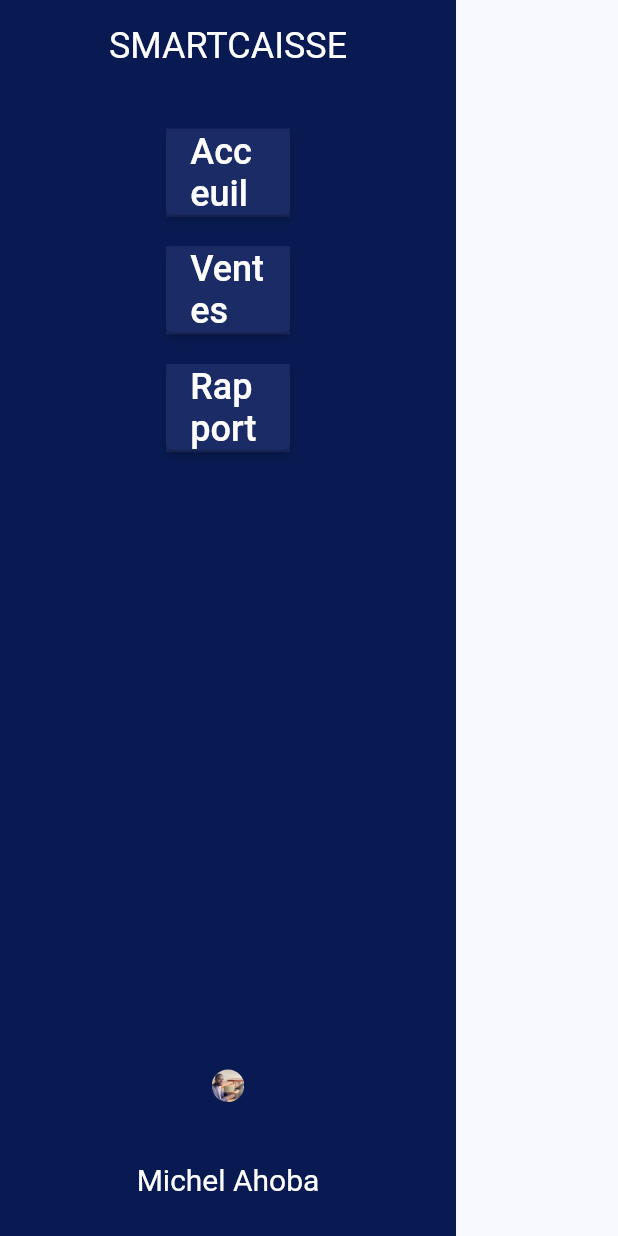
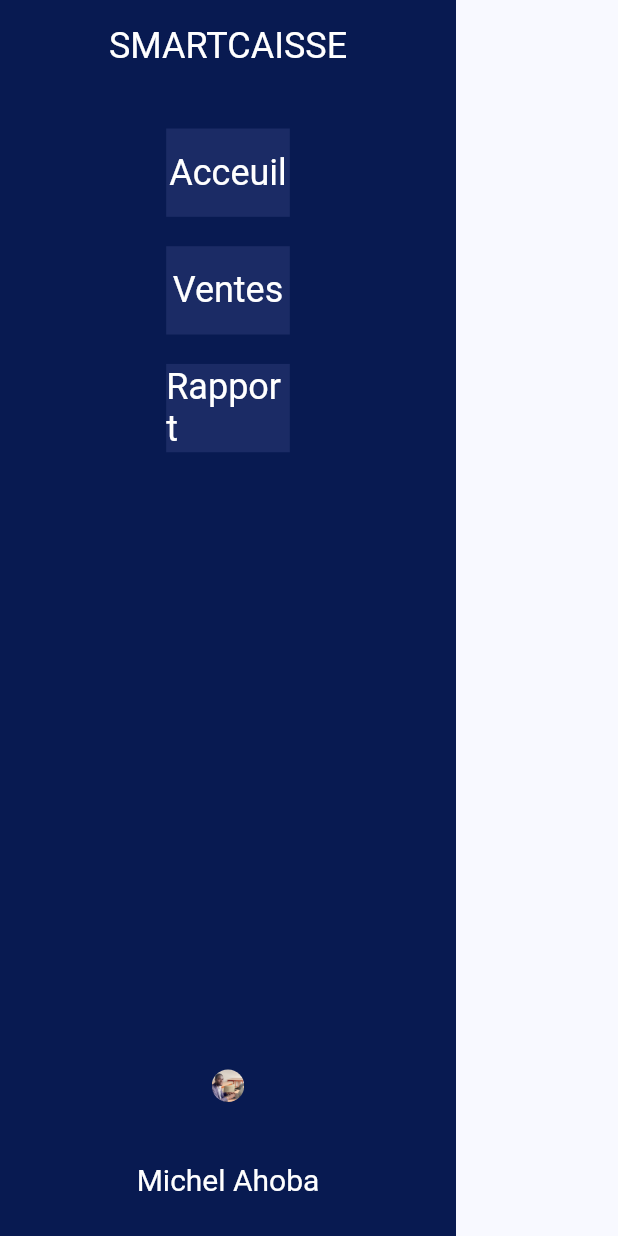
Before and after one commit to AYoungDevs/Gestion_Stock, a Flutter app: the DrawerWidget widget shown alone on an empty page, opened directly, on a phone screen of 412 x 824 dp. Run offline on Flutter 3.47's test engine with Material 2 defaults, Android fonts, the phone set to English and light mode, and no system bars; our stand-ins replace get.

```diff
--- a/lib/ui/widget/drawer/drawer.widget.dart
+++ b/lib/ui/widget/drawer/drawer.widget.dart
@@ -19,8 +19,8 @@ class _DrawerWidgetState extends State<DrawerWidget> {
   @override
   Widget build(BuildContext context) {
     Size? screenSize = MediaQuery.of(context).size;
-    double screenWidth = screenSize?.width ?? 0;
-    double screenHeight = screenSize?.height ?? 0;
+    double screenWidth = screenSize.width;
+    double screenHeight = screenSize.height;
 
     return Drawer(
       elevation: 0,
@@ -43,12 +43,8 @@ class _DrawerWidgetState extends State<DrawerWidget> {
               height: screenHeight / 20,
             ),
             DrawerNavigationMenu(
-              child: ElevatedButton(
-                // autofocus: true,
-                style: ElevatedButton.styleFrom(
-                  backgroundColor: primaryOpacityColor,
-                ),
-                onPressed: () {
+              child: InkWell(
+                onTap: () {
                   Get.toNamed(Routes.dashboard);
                 },
                 child: Text(
@@ -61,12 +57,8 @@ class _DrawerWidgetState extends State<DrawerWidget> {
               height: screenHeight / 42,
             ),
             DrawerNavigationMenu(
-              child: ElevatedButton(
-                // autofocus: true,
-                style: ElevatedButton.styleFrom(
-                  backgroundColor: primaryOpacityColor,
-                ),
-                onPressed: () {},
+              child: InkWell(
+                onTap: () {},
                 child: Text(
                   "Ventes",
                   style: TextStyle(fontSize: 24, color: secondaryColor),
@@ -77,12 +69,8 @@ class _DrawerWidgetState extends State<DrawerWidget> {
               height: screenHeight / 42,
             ),
             DrawerNavigationMenu(
-              child: ElevatedButton(
-                // autofocus: true,
-                style: ElevatedButton.styleFrom(
-                  backgroundColor: primaryOpacityColor,
-                ),
-                onPressed: () {},
+              child: InkWell(
+                onTap: () {},
                 child: Text(
                   "Rapport",
                   style: TextStyle(fontSize: 24, color: secondaryColor),
```
Also changed, not shown: lib/ui/screens/dashboard/dashboard.screen.dart (+10 -2 lines).
